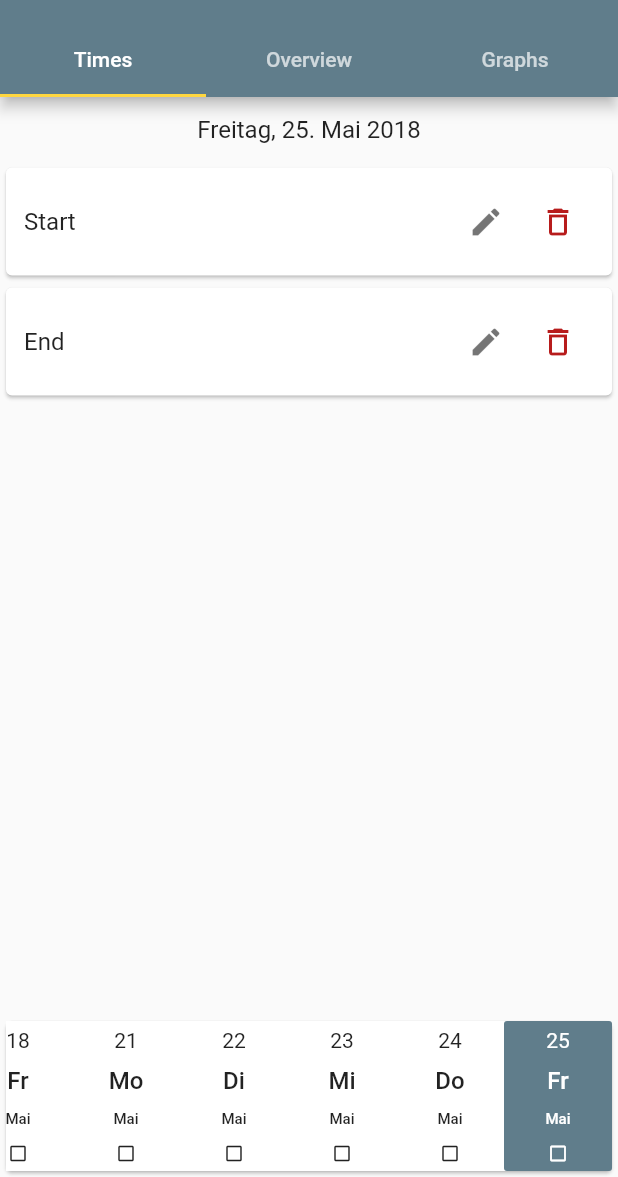
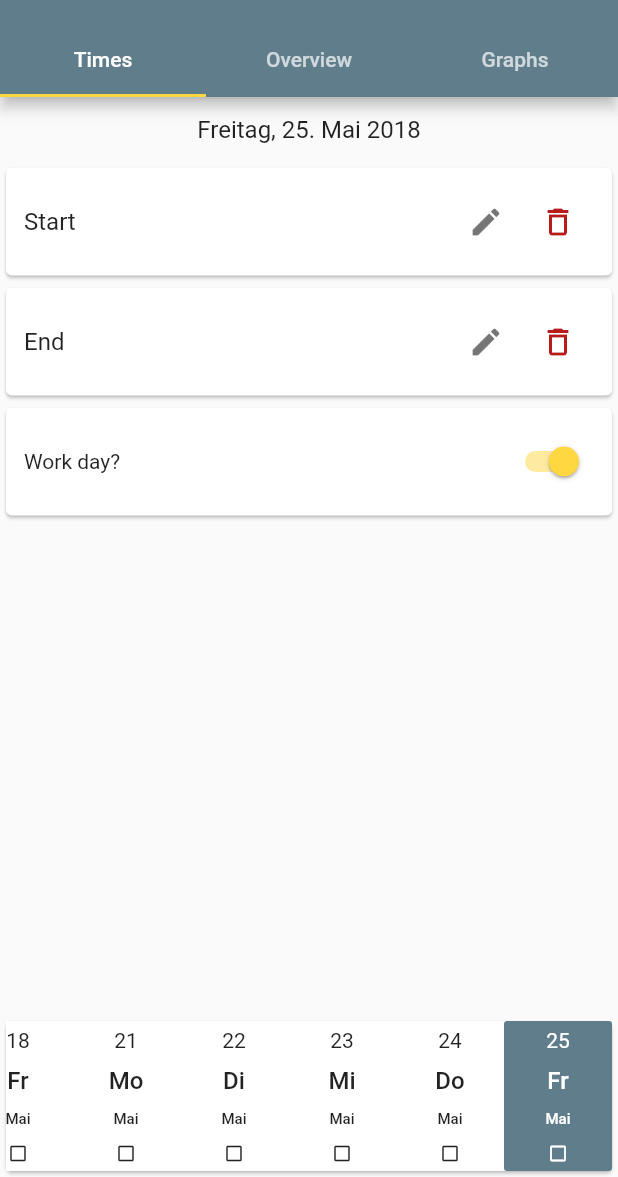
Before and after one commit to tfriem/organizer, a Flutter app: the WorkTimeTrackerScreen screen opened by its route, after a tap on an icon or button, on a phone screen of 412 x 824 dp, the part 59-1236 px from its top. Run offline on Flutter 3.47's test engine with Material 2 defaults, Android fonts, the phone set to English and light mode, and no system bars; our stand-ins replace charts_flutter, cloud_firestore, firebase_auth, flutter_redux, google_sign_in, redux; missing offline and left inert: redux_logging; accounts and stored records are empty.

Commit message:
Add option to mark days as non working days

```diff
--- a/lib/work-time-tracker/actions.dart
+++ b/lib/work-time-tracker/actions.dart
@@ -48,3 +48,15 @@ class WorkTimeChangeEndTime {
   @override
   String toString() => 'WorkTimeChangeEndTime{day: $day, newTime: $newTime}';
 }
+
+@immutable
+class WorkTimeChangeIsWorkDay {
+  final Date day;
+  final bool isWorkDay;
+
+  WorkTimeChangeIsWorkDay(this.day, this.isWorkDay);
+
+  @override
+  String toString() =>
+      'WorkTimeChangeIsWorkDay{day: $day, isWorkDay: $isWorkDay}';
+}
--- a/lib/work-time-tracker/booking_detail.dart
+++ b/lib/work-time-tracker/booking_detail.dart
@@ -21,7 +21,9 @@ class BookingDetail extends StatelessWidget {
             (newTime) =>
                 store.dispatch(WorkTimeChangeStartTime(selectedDate, newTime)),
             (newTime) =>
-                store.dispatch(WorkTimeChangeEndTime(selectedDate, newTime)));
+                store.dispatch(WorkTimeChangeEndTime(selectedDate, newTime)),
+            (isWorkDay) => store
+                .dispatch(WorkTimeChangeIsWorkDay(selectedDate, isWorkDay)));
       },
       builder: (BuildContext context, BookingDetailViewModel vm) {
         TimeOfDay starTime;
@@ -43,7 +45,20 @@ class BookingDetail extends StatelessWidget {
             _buildTimeSelector(starTime, TimeOfDay(hour: 8, minute: 0), "Start",
                 vm.changeStartTime, context),
             _buildTimeSelector(endTime, TimeOfDay(hour: 17, minute: 0), "End",
-                vm.changeEndTime, context)
+                vm.changeEndTime, context),
+            Card(
+                child: Padding(
+              padding: const EdgeInsets.all(12.0),
+              child: Row(
+                mainAxisAlignment: MainAxisAlignment.spaceBetween,
+                children: <Widget>[
+                  Text('Work day?'),
+                  Switch(
+                      value: vm.booking?.isWorkDay ?? true,
+                      onChanged: vm.changeIsWorkDay),
+                ],
+              ),
+            ))
           ],
         );
       },
@@ -108,7 +123,8 @@ class BookingDetailViewModel {
   final Booking booking;
   final void Function(TimeOfDay newTime) changeStartTime;
   final void Function(TimeOfDay newTime) changeEndTime;
+  final void Function(bool isWorkDay) changeIsWorkDay;
 
-  BookingDetailViewModel(
-      this.selectedDay, this.booking, this.changeStartTime, this.changeEndTime);
+  BookingDetailViewModel(this.selectedDay, this.booking, this.changeStartTime,
+      this.changeEndTime, this.changeIsWorkDay);
 }
--- a/lib/work-time-tracker/horizontal_calendar.dart
+++ b/lib/work-time-tracker/horizontal_calendar.dart
@@ -38,6 +38,7 @@ class HorizontalCalendar extends StatelessWidget {
       converter: (Store<AppState> store) => DayViewModel(
           store.state.workTimeTracker.selectedDate == day,
           store.state.workTimeTracker.bookings[day]?.isFullyBooked() ?? false,
+          store.state.workTimeTracker.bookings[day]?.isWorkDay ?? true,
           () => store.dispatch(WorkTimeSelectDay(day))),
       builder: (BuildContext context, DayViewModel vm) {
         final dateTime = day.toDateTime();
@@ -73,9 +74,13 @@ class HorizontalCalendar extends StatelessWidget {
               Icon(
                 vm.fullyBooked
                     ? Icons.check_box
-                    : Icons.check_box_outline_blank,
+                    : vm.isWorkDay
+                        ? Icons.check_box_outline_blank
+                        : Icons.alarm_off,
                 size: 14.0,
-                color: vm.fullyBooked ? Colors.green[400] : textColor,
+                color: vm.fullyBooked || !vm.isWorkDay
+                    ? Colors.green[400]
+                    : textColor,
               )
             ],
           ),
@@ -90,7 +95,8 @@ class HorizontalCalendar extends StatelessWidget {
 class DayViewModel {
   final bool selected;
   final bool fullyBooked;
+  final bool isWorkDay;
   final VoidCallback onClick;
 
-  DayViewModel(this.selected, this.fullyBooked, this.onClick);
+  DayViewModel(this.selected, this.fullyBooked, this.isWorkDay, this.onClick);
 }
--- a/lib/work-time-tracker/model.dart
+++ b/lib/work-time-tracker/model.dart
@@ -22,8 +22,9 @@ class Booking {
   final DateTime start;
   final DateTime end;
   final Duration breakDuration;
+  final bool isWorkDay;
 
-  Booking(this.start, this.end, this.breakDuration);
+  Booking(this.start, this.end, this.breakDuration, this.isWorkDay);
 
   bool isFullyBooked() => start != null && end != null;
 
--- a/lib/work-time-tracker/reducers.dart
+++ b/lib/work-time-tracker/reducers.dart
@@ -44,6 +44,15 @@ workTimeTrackerMiddleware(Store<AppState> store, action, NextDispatcher next) {
         .collection('WorkTimeTracker')
         .document(_convertDateToDocumentId(action.day))
         .setData(data, merge: true);
+  } else if (action is WorkTimeChangeIsWorkDay) {
+    final data = {
+      'work_day': action.isWorkDay,
+      'owner': store.state.auth.user.id
+    };
+    Firestore.instance
+        .collection('WorkTimeTracker')
+        .document(_convertDateToDocumentId(action.day))
+        .setData(data, merge: true);
   }
 
   next(action);
@@ -54,9 +63,10 @@ Map<Date, Booking> _convertDocumentsToBookings(List<DocumentSnapshot> docs) {
     final start = doc.data['start'] as DateTime;
     final end = doc.data['end'] as DateTime;
     final breakTime = Duration(minutes: doc.data['break'] ?? 30);
+    final isWorkDay = doc.data['work_day'] ?? true;
 
     return MapEntry<Date, Booking>(_convertDocumentIdToDate(doc.documentID),
-        Booking(start, end, breakTime));
+        Booking(start, end, breakTime, isWorkDay));
   }));
 }
 
```
